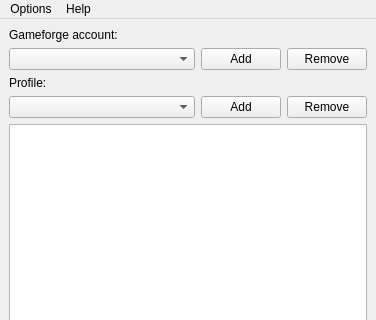
This is Launcher/src/gui/mainwindow.ui in hatz2/GflessClient as Qt 5 draws it before an edit; both pictures show x 0 to 376 and y 0 to 320 of the 376 by 466 pixel window. The edited form follows.
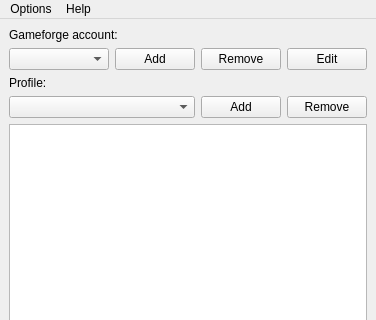
This is the edited form. Icons and pictures are not drawn.

Commit message: feat: proxy backup json, proxy mode toggle and proxy editor

```diff
--- a/Launcher/src/gui/mainwindow.ui
+++ b/Launcher/src/gui/mainwindow.ui
@@ -29,7 +29,7 @@
        </widget>
       </item>
       <item>
-       <layout class="QHBoxLayout" name="horizontalLayout_2" stretch="1,0,0">
+       <layout class="QHBoxLayout" name="horizontalLayout_2" stretch="1,0,0,0">
         <item>
          <widget class="QComboBox" name="gameforgeAccountComboBox"/>
         </item>
@@ -47,6 +47,13 @@
           </property>
          </widget>
         </item>
+        <item>
+         <widget class="QPushButton" name="editGameforgeAccountButton">
+          <property name="text">
+           <string>Edit</string>
+          </property>
+         </widget>
+        </item>
        </layout>
       </item>
       <item>
```
The commit also changes 2 other files.
